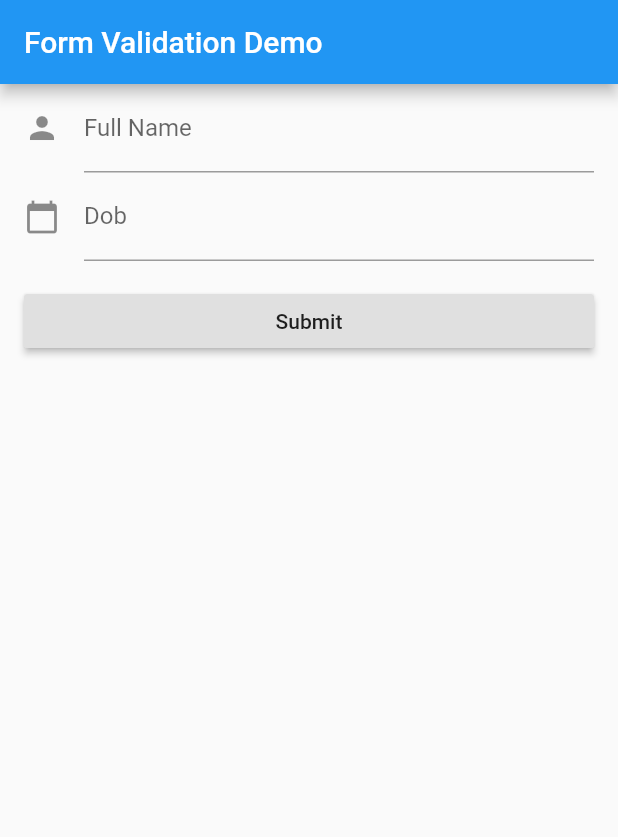
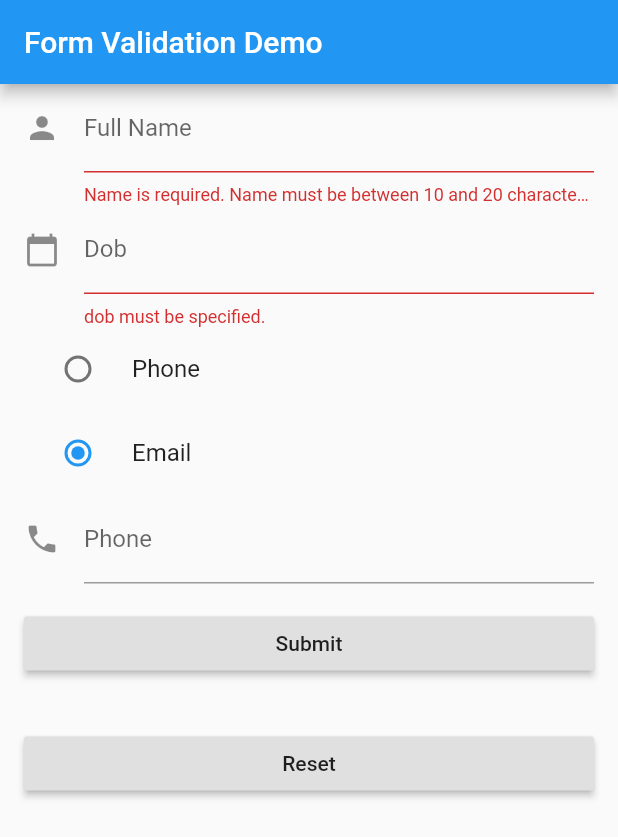
Before and after one commit to jebright/flutter_validate, a Flutter app: the screen it shows after launch, on a phone screen of 412 x 824 dp. Shown: the top 837 px of the screen. Run offline on Flutter 3.47's test engine with Material 2 defaults, Android fonts, the phone set to English and light mode, and no system bars.

Commit message:
Introducing AbstractValidator

```diff
--- /dev/null
+++ b/lib/example/lib/contact.dart
@@ -0,0 +1,17 @@
+import 'package:flutter_validate/flutter_validate.dart';
+
+class Contact {
+  String name;
+  DateTime dob;
+  String contactPreference = "EMAIL"; //PHONE, EMAIL
+  String phone;
+  String email;
+}
+
+class ContactValidator extends AbstractValidator<Contact> {
+
+  Contact contact;
+
+  ContactValidator(this.contact): super(contact);
+
+}
--- a/lib/example/lib/main.dart
+++ b/lib/example/lib/main.dart
@@ -1,4 +1,5 @@
 import 'package:flutter/material.dart';
+import 'package:flutter_validate/example/lib/contact.dart';
 import 'package:flutter_validate/flutter_validate.dart';
 
 void main() => runApp(MyApp());
@@ -31,25 +32,74 @@ class MyCustomForm extends StatefulWidget {
 // Create a corresponding State class. This class will hold the data related to
 // the form.
 class MyCustomFormState extends State<MyCustomForm> {
-  // Create a global key that will uniquely identify the Form widget and allow
-  // us to validate the form
-  //
-  // Note: This is a GlobalKey<FormState>, not a GlobalKey<MyCustomFormState>!
   final _formKey = GlobalKey<FormState>();
-  final RuleEngine _engine = new RuleEngine();
+  //final _contactPreferenceKey = GlobalKey<FormFieldState>();
+  //final RuleEngine _engine = new RuleEngine();
+  final Contact contact = new Contact();
+  ContactValidator myContactValidator;
+
+  final nameController = new TextEditingController();
+  final dobController = new TextEditingController();
+  final phoneController = new TextEditingController();
+  FormFieldValidator nameValidator;
+  FormFieldValidator dobValidator;
+  FormFieldValidator phoneValidator;
 
   MyCustomFormState() {
-    _engine.ruleFor("fullName")
-      ..notEmpty()..withMessage('Name is required.')
-      ..length(10, 20)..withMessage('Name must be between 10 and 20 characters.');
-    _engine.ruleFor("dob")..notEmpty();
+    //Controllers are used to sync up the formfield data with the Contact view model.
+    //This allows us to validate against the business object data.
+    nameController.addListener(() => contact.name = nameController.text);
+    dobController.addListener(() => contact.dob = DateTime.tryParse(dobController.text));
+    phoneController.addListener(() => contact.phone = phoneController.text);
+
+    //WULO: you thought you could set the errortext property.  Not so.  The InputDecoration ctor is declared as const.
+    //remember how flutter works, components are recreated in the build method and most properties are passed into ctors as final
+
+    // _engine.ruleFor("fullName")
+    //   ..notEmpty()
+    //   ..withMessage('Name is required.')
+    //   ..length(10, 20)
+    //   ..withMessage('Name must be between 10 and 20 characters.');
+    // _engine.ruleFor("dob")..notEmpty();
+    // _engine.ruleFor("phone")
+    //   ..notEmpty()
+    //   ..when((v) => contactPreferenceIsPhoneNumber(v));
+
+    //------v2---------
+    //the advantage of passing in a function is that I have real-time access to the value I am validating.
+
+    myContactValidator = new ContactValidator(contact);
+    myContactValidator.ruleFor("name", () => contact.name)
+      ..notEmpty()
+      ..withMessage('Name is required.')
+      ..length(10, 20)
+      ..withMessage('Name must be between 10 and 20 characters.');
+    myContactValidator.ruleFor("dob", () => contact.dob)..notEmpty();
+    myContactValidator.ruleFor("phone", () => contact.phone)
+      ..notEmpty()
+      ..when(() => contact.contactPreference == 'PHONE');
+
+    nameValidator =
+        (value) => myContactValidator.validateRuleFor("name").errorText;
+    dobValidator =
+        (value) => myContactValidator.validateRuleFor("dob").errorText;
+    phoneValidator =
+        (value) => myContactValidator.validateRuleFor("phone").errorText;
   }
+
+  // String getErrorTextForName() {
+  //   print('getting error text for name');
+  //   String e =_engine.validateRuleFor("fullName", nameController.text).errorText;
+  //   print("Error was: " + e);
+  //   return e;
+  // }
 
   @override
   Widget build(BuildContext context) {
     // Build a Form widget using the _formKey we created above
     return Form(
       key: _formKey,
+      autovalidate: true,
       child: new ListView(
         //crossAxisAlignment: CrossAxisAlignment.start,
         padding: const EdgeInsets.symmetric(horizontal: 16.0),
@@ -60,9 +110,8 @@ class MyCustomFormState extends State<MyCustomForm> {
               hintText: 'Enter your first and last name',
               labelText: 'Full Name',
             ),
-            validator: (value) {
-              return _engine.validateRuleFor("fullName", value).errorText;
-            },
+            controller: nameController,
+            validator: nameValidator,
           ),
           TextFormField(
             decoration: new InputDecoration(
@@ -70,10 +119,43 @@ class MyCustomFormState extends State<MyCustomForm> {
               hintText: 'Enter your date of birth',
               labelText: 'Dob',
             ),
+            controller: dobController,
             keyboardType: TextInputType.datetime,
-            validator: (value) {
-              return _engine.validateRuleFor("dob", value).errorText;
-            },
+            validator: dobValidator,
+          ),
+          Column(
+            children: <Widget>[
+              RadioListTile<String>(
+                title: const Text('Phone'),
+                value: 'PHONE',
+                groupValue: contact.contactPreference,
+                onChanged: (String value) {
+                  setState(() {
+                    contact.contactPreference = value;
+                  });
+                },
+              ),
+              RadioListTile<String>(
+                title: const Text('Email'),
+                value: 'EMAIL',
+                groupValue: contact.contactPreference,
+                onChanged: (String value) {
+                  setState(() {
+                    contact.contactPreference = value;
+                  });
+                },
+              ),
+            ],
+          ),
+          TextFormField(
+            decoration: new InputDecoration(
+              icon: const Icon(Icons.phone),
+              hintText: 'Enter your phone number',
+              labelText: 'Phone',
+            ),
+            controller: phoneController,
+            keyboardType: TextInputType.phone,
+            validator: phoneValidator,
           ),
           Padding(
             padding: const EdgeInsets.symmetric(vertical: 16.0),
@@ -86,8 +168,21 @@ class MyCustomFormState extends State<MyCustomForm> {
                   Scaffold.of(context)
                       .showSnackBar(SnackBar(content: Text('Processing Data')));
                 }
+                else {
+                  Scaffold.of(context)
+                      .showSnackBar(SnackBar(content: Text('Form not valid!')));
+                }
               },
               child: Text('Submit'),
+            ),
+          ),
+          Padding(
+            padding: const EdgeInsets.symmetric(vertical: 16.0),
+            child: RaisedButton(
+              onPressed: () {
+                _formKey.currentState.reset();
+              },
+              child: Text('Reset'),
             ),
           ),
         ],
--- a/lib/flutter_validate.dart
+++ b/lib/flutter_validate.dart
@@ -4,3 +4,5 @@ export 'src/ruleEngine.dart';
 export 'src/validators/notEmptyValidator.dart';
 export 'src/validators/notEqualValidator.dart';
 export 'src/validators/lengthValidator.dart';
+export 'src/validators/wrappingValidator.dart';
+export 'src/validators/abstractValidator.dart';
--- a/lib/src/ruleBuilder.dart
+++ b/lib/src/ruleBuilder.dart
@@ -1,4 +1,6 @@
 import 'package:flutter_validate/src/validators/lengthValidator.dart';
+import 'package:flutter_validate/src/validators/wrappingValidator.dart';
+import 'package:flutter_validate/src/when.dart';
 
 import './validators/notEmptyValidator.dart';
 import './validators/notEqualValidator.dart';
@@ -34,4 +36,14 @@ class RuleBuilder  {
     rule.message = message;
   }
 
+  when(WhenPredicate predicate) {
+    _container.rules.forEach((f) {
+      var validator = new WrappingValidator(predicate, f);
+      var index = _container.rules.indexOf(f);
+      if(index > -1) {
+        _container.rules[index] = validator;
+      }
+    });
+  }
+
 }
--- a/lib/src/ruleContainer.dart
+++ b/lib/src/ruleContainer.dart
@@ -2,4 +2,9 @@ import './validators/baseValidator.dart';
 
 class RuleContainer {
   List<BaseValidator> rules = new List<BaseValidator>();
+
+  Function getter;
+
+  RuleContainer(this.getter);
+
 }
--- a/lib/src/ruleEngine.dart
+++ b/lib/src/ruleEngine.dart
@@ -5,38 +5,36 @@ import './validationFailure.dart';
 import './ruleBuilder.dart';
 import './ruleContainer.dart';
 
-//TODO: not exactly liking that we hard code a dependency on GlobalKey<FormFieldState>
-
 class RuleEngine {
   Map<String, RuleContainer> _rules;
-  Map<String, GlobalKey> _keys;
+  //Map<String, GlobalKey> _keys;
 
   RuleEngine() {
     _rules = Map<String, RuleContainer>();
-    _keys = Map<String, GlobalKey<FormFieldState>>();
+   // _keys = Map<String, GlobalKey<FormFieldState>>();
   }
 
   //Create a container to hold rules for a property/key
   //Use cascades to keep adding rules to that container by calling notempty.notnull.etc...
   RuleBuilder ruleFor(String key) {
-    var container = new RuleContainer();
+    var container = new RuleContainer(null);
       _rules.putIfAbsent(key, () {
-      _keys.putIfAbsent(key, () => GlobalKey<FormFieldState>());
+      //_keys.putIfAbsent(key, () => GlobalKey<FormFieldState>());
       return container;
     });
     return new RuleBuilder(key, container);
   }
 
-  GlobalKey keyFor(String key) {
-    return _keys[key];
-  }
+  // GlobalKey keyFor(String key) {
+  //   return _keys[key];
+  // }
 
   //TODO: not implemented yet...
-  ValidationResult validate() {
-    //rules.forEach(f)...
+  // ValidationResult validate() {
+  //   //rules.forEach(f)...
 
-    return null;
-  }
+  //   return null;
+  // }
 
   ValidationResult validateRuleFor(String key, Object value) {
     var result = new ValidationResult();
--- a/lib/src/validationResult.dart
+++ b/lib/src/validationResult.dart
@@ -9,6 +9,7 @@ class ValidationResult {
   }
 
   String get errorText {
+    if(errors.length == 0) return null;
     Iterable<String> text = errors.map((f) => f.errorMessage);
     return text.join(' '); //TODO: users might not want always separated by space.
   }
--- /dev/null
+++ b/lib/src/validators/abstractValidator.dart
@@ -0,0 +1,43 @@
+import 'package:flutter_validate/src/ruleBuilder.dart';
+import 'package:flutter_validate/src/ruleContainer.dart';
+import 'package:flutter_validate/src/validationFailure.dart';
+import 'package:flutter_validate/src/validationResult.dart';
+import 'package:flutter_validate/src/validators/baseValidator.dart';
+
+abstract class AbstractValidator<T> {
+  T instance;
+  Map<String, RuleContainer> _rules;
+
+  AbstractValidator(this.instance) {
+    _rules = Map<String, RuleContainer>(); //FYI - RuleContainer is just a list of validators that are 'assigned' to a particular property to validate.
+  }
+
+  //Create a container to hold rules for a property.  The value of the property should be returned by the passed in Function
+  RuleBuilder ruleFor(String key, Function func) {
+    var container = new RuleContainer(func);
+    _rules.putIfAbsent(key, () {
+      return container;
+    });
+    return new RuleBuilder(key, container);
+  }
+
+  ValidationResult validateRuleFor(String key) {
+    var result = new ValidationResult();
+    if (_rules.containsKey(key)) {
+      dynamic value = _rules[key].getter();
+      //Iterate each ValidationRule and invoke its validate method
+      _rules[key].rules.forEach((BaseValidator r) {
+        //Accumulate validation failures in order to create a validation result.
+        var isValid = r.isValid(value);
+        if (!isValid) {
+          result.errors.add(new ValidationFailure()
+            ..associatedWith = key
+            ..errorMessage = r.message);
+        }
+      });
+    }
+    //TODO: throw err if key not found
+
+    return result;
+  }
+}
--- a/lib/src/validators/lengthValidator.dart
+++ b/lib/src/validators/lengthValidator.dart
@@ -15,6 +15,7 @@ class LengthValidator extends BaseValidator {
   }
 
   static bool length(String value, min, max) {
+    if(value == null) return false;
     return value.length >= min && value.length <= max;
   }
 
--- a/lib/src/when.dart
+++ b/lib/src/when.dart
@@ -1,4 +1,4 @@
-typedef WhenPredicate<T, U> = bool Function(T value1, U value2);
+typedef WhenPredicate<T> = bool Function();
 
 mixin When {
   WhenPredicate _predicate;
```
Also changed, not shown: lib/src/validators/wrappingValidator.dart (added, +22 -0 lines), 2 other files.
